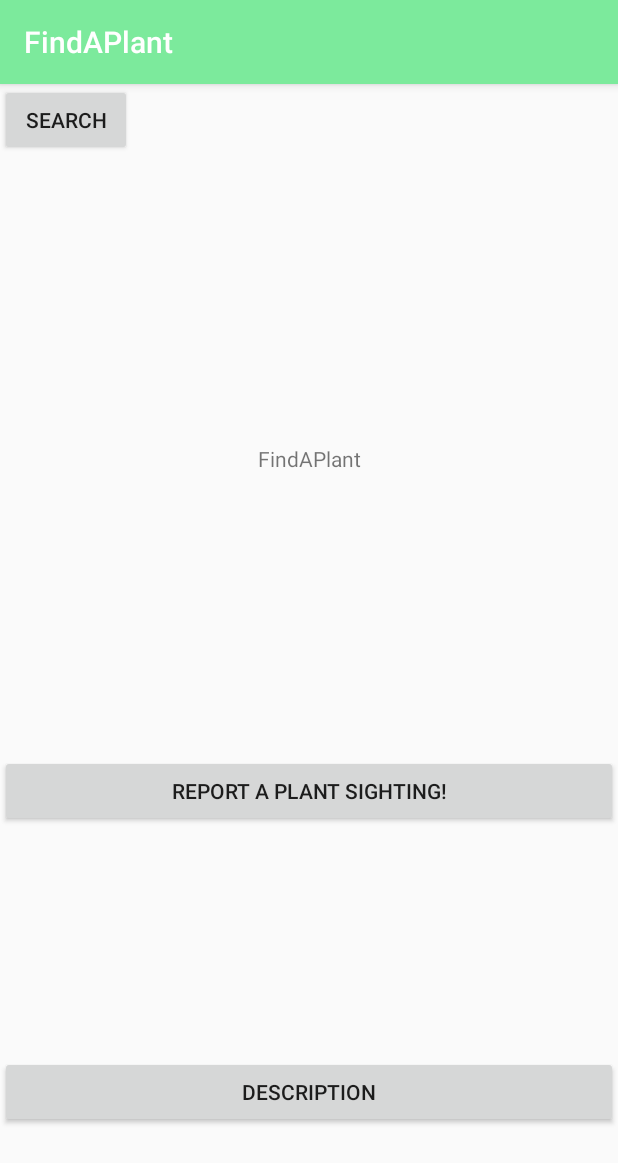
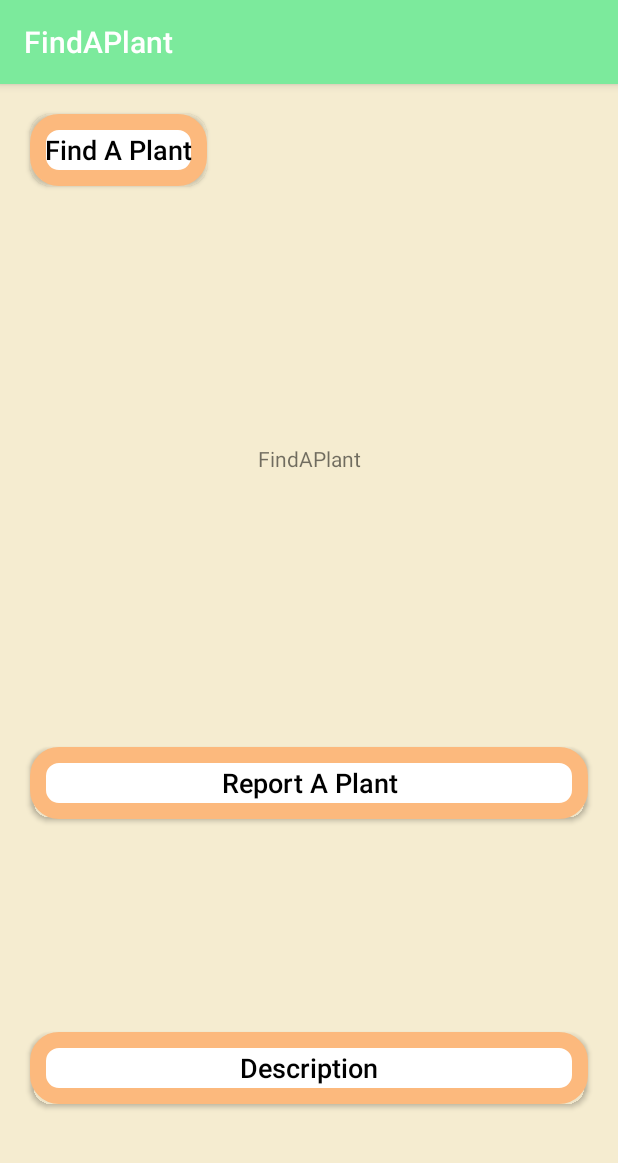
Before and after one commit to sarahotis/find-a-plant, an Android app: the MainActivity screen opened directly, with no data from a screen before it, on a phone screen of 412 x 824 dp. Shown: the top 1163 px of the screen. Run offline under Robolectric (Android 15) with nearby library versions, the phone set to English and light mode, and no system bars.

Commit message:
Universalize the UI
Make the main activity + search activity UI the same as the report page

```diff
--- a/app/src/main/java/com/example/findaplant/MainActivity.kt
+++ b/app/src/main/java/com/example/findaplant/MainActivity.kt
@@ -21,6 +21,7 @@ class MainActivity : AppCompatActivity() {
         initializeViews()
 
         reportBtn!!.setOnClickListener {
+            ReportPlantActivity.animate(it)
             if (notLoggedIn()) {
                 startActivity(Intent(this@MainActivity, LoginActivity::class.java))
             } else {
@@ -30,12 +31,14 @@ class MainActivity : AppCompatActivity() {
 
         descriptionBtn!!.setOnClickListener{
             Log.i("Description", "activity start")
+            ReportPlantActivity.animate(it)
             startActivity(Intent(this@MainActivity, DescriptionActivity::class.java))
 
         }
 
         searchBtn!!.setOnClickListener {
             Log.i("Search", "Search Activity Started")
+            ReportPlantActivity.animate(it)
             startActivity(Intent(this@MainActivity, SearchActivity::class.java))
         }
 
@@ -43,8 +46,11 @@ class MainActivity : AppCompatActivity() {
 
     private fun initializeViews() {
         reportBtn = findViewById(R.id.report)
+        ReportPlantActivity.setStrokes(reportBtn, ReportPlantActivity.LIGHT_ORANGE_COLOR)
         descriptionBtn = findViewById(R.id.description)
+        ReportPlantActivity.setStrokes(descriptionBtn, ReportPlantActivity.LIGHT_ORANGE_COLOR)
         searchBtn = findViewById(R.id.search)
+        ReportPlantActivity.setStrokes(searchBtn, ReportPlantActivity.LIGHT_ORANGE_COLOR)
     }
 
     private fun notLoggedIn(): Boolean {
--- a/app/src/main/java/com/example/findaplant/SearchActivity.kt
+++ b/app/src/main/java/com/example/findaplant/SearchActivity.kt
@@ -35,6 +35,7 @@ class SearchActivity : AppCompatActivity() {
 
         //Set on click listener for Search Button
         searchPlantButton.setOnClickListener {
+            ReportPlantActivity.animate(it)
             var plantToSearch = searchText!!.text.toString()
             Log.i("SearchActivity", "Plant search " + plantToSearch)
 
@@ -80,5 +81,6 @@ class SearchActivity : AppCompatActivity() {
     private fun initializeViews() {
         searchText = findViewById(R.id.plant_search_text)
         searchPlantButton = findViewById(R.id.plant_search_button)
+        ReportPlantActivity.setStrokes(searchPlantButton, ReportPlantActivity.LIGHT_ORANGE_COLOR)
     }
 }
--- a/app/src/main/res/layout/activity_main.xml
+++ b/app/src/main/res/layout/activity_main.xml
@@ -5,7 +5,8 @@
     android:layout_width="match_parent"
     android:layout_height="match_parent"
     android:clickable="false"
-    tools:context=".MainActivity">
+    tools:context=".MainActivity"
+    android:background="#66EDD892">
 
     <TextView
         android:layout_width="wrap_content"
@@ -21,7 +22,13 @@
         android:id="@+id/report"
         android:layout_width="match_parent"
         android:layout_height="wrap_content"
-        android:text="Report A Plant Sighting!"
+        android:background="@drawable/button_rounded_corners"
+        android:layout_margin="20dp"
+        android:padding="10dp"
+        android:textColor="#000000"
+        android:textSize="8pt"
+        android:textAllCaps="false"
+        android:text="@string/main_report_a_plant"
         app:layout_constraintBottom_toBottomOf="parent"
         app:layout_constraintLeft_toLeftOf="parent"
         app:layout_constraintRight_toRightOf="parent"
@@ -32,14 +39,27 @@
         android:id="@+id/search"
         android:layout_height="wrap_content"
         android:layout_width="wrap_content"
-        android:layout_margin="16dp"
-        android:text="Search" />
+        app:layout_constraintTop_toTopOf="parent"
+        app:layout_constraintLeft_toLeftOf="parent"
+        android:layout_margin="20dp"
+        android:background="@drawable/button_rounded_corners"
+        android:padding="10dp"
+        android:textColor="#000000"
+        android:textSize="8pt"
+        android:textAllCaps="false"
+        android:text="@string/main_search_a_plant" />
 
     <Button
         android:id="@+id/description"
         android:layout_width="match_parent"
         android:layout_height="wrap_content"
-        android:text="Description"
+        android:background="@drawable/button_rounded_corners"
+        android:layout_margin="20dp"
+        android:padding="10dp"
+        android:textColor="#000000"
+        android:textSize="8pt"
+        android:textAllCaps="false"
+        android:text="@string/main_description"
         app:layout_constraintBottom_toBottomOf="parent"
         app:layout_constraintLeft_toLeftOf="parent"
         app:layout_constraintRight_toRightOf="parent"
--- a/app/src/main/res/values/strings.xml
+++ b/app/src/main/res/values/strings.xml
@@ -14,4 +14,8 @@
     <string name="blank_plant_name">Error: You must enter the name of the plant to continue!</string>
     <string name="blank_plant_image">Error: You must take a picture of the plant to continue!</string>
     <string name="title_activity_registraton">RegistratonActivity</string>
+    <string name="main_report_a_plant">Report A Plant</string>
+    <string name="main_search_a_plant">Find A Plant</string>
+    <string name="main_description">Description</string>
+    <string name="search">Search!</string>
 </resources>
```
Also changed, not shown: app/src/main/java/com/example/findaplant/ReportPlantActivity.kt (+31 -31 lines), app/src/main/res/layout/search_plant_layout.xml (+8 -2 lines).
